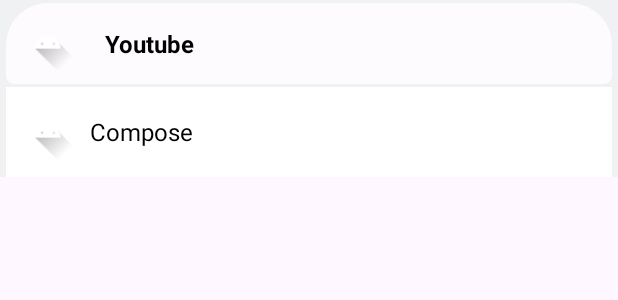
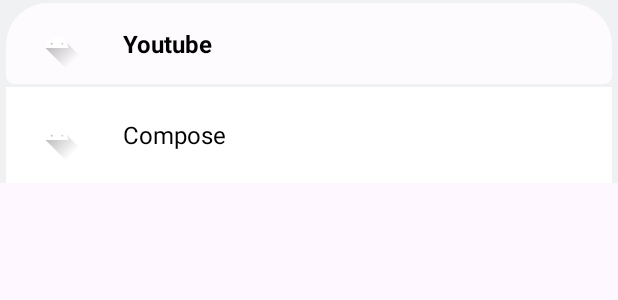
Before and after one commit to EsmaeeilMoradi/AppSearchSample, an Android app: the layout viewholder_shortcut.xml on its own in the app's theme, with its tools: preview values and no code run, on a phone screen of 412 x 824 dp. Shown: the top 300 px of the screen. Run offline under Robolectric (Android 15) with nearby library versions, the phone set to English and light mode, and no system bars.

Commit message:
Refactor: Improve viewholder_shortcut.xml,

```diff
--- a/app/src/main/res/layout/viewholder_shortcut.xml
+++ b/app/src/main/res/layout/viewholder_shortcut.xml
@@ -5,33 +5,32 @@
     android:id="@+id/layout_main"
     android:layout_width="match_parent"
     android:layout_height="wrap_content"
-
+    android:orientation="vertical"
     android:paddingStart="4dp"
     android:paddingEnd="4dp"
-    android:orientation="vertical"
     tools:background="#EFF1F2">
 
     <LinearLayout
         android:id="@+id/layout_tittle"
         android:layout_width="match_parent"
         android:layout_height="wrap_content"
+        android:layout_marginTop="2dp"
+        android:layout_marginBottom="2dp"
         android:background="@drawable/lmo_preference_background_top"
         android:orientation="horizontal"
         android:paddingLeft="4dp"
-        android:paddingRight="4dp"
-        android:layout_marginTop="2dp"
-        android:layout_marginBottom="2dp"
-        >
+        android:paddingRight="4dp">
 
         <ImageView
             android:id="@+id/img_app_icon"
-            android:layout_width="40dp"
-            android:layout_height="40dp"
+            android:layout_width="44dp"
+            android:layout_height="44dp"
             android:layout_gravity="center"
-            android:layout_marginStart="4dp"
-            android:layout_marginEnd="4dp"
-            tools:src="@drawable/ic_launcher_foreground"
-            android:contentDescription="show icon from search by shortcut"/>
+            android:layout_marginStart="8dp"
+            android:layout_marginEnd="8dp"
+            android:padding="4dp"
+            android:contentDescription="show icon from search by shortcut"
+            tools:src="@drawable/ic_launcher_foreground" />
 
         <TextView
             android:id="@+id/txt_app_name"
@@ -75,13 +74,14 @@
 
             <ImageView
                 android:id="@+id/img_shortcut_icon"
-                android:layout_width="40dp"
-                android:layout_height="40dp"
+                android:layout_width="44dp"
+                android:layout_height="44dp"
                 android:layout_alignParentStart="true"
                 android:layout_gravity="center_vertical"
-                android:layout_marginStart="4dp"
-                android:layout_marginEnd="4dp"
+                android:layout_marginStart="8dp"
+                android:layout_marginEnd="8dp"
                 android:contentDescription="Icon"
+                android:padding="4dp"
                 tools:src="@drawable/ic_launcher_foreground" />
 
             <TextView
@@ -89,8 +89,10 @@
                 android:layout_width="wrap_content"
                 android:layout_height="wrap_content"
                 android:layout_gravity="center_vertical"
-                android:layout_marginStart="4dp"
-                android:layout_marginEnd="4dp"
+                android:layout_marginTop="4dp"
+                android:layout_marginBottom="4dp"
+                android:paddingStart="14dp"
+                android:paddingEnd="8dp"
                 android:gravity="center"
                 android:textColor="#000000"
                 android:textSize="16sp"
```
Also changed, not shown: app/src/main/java/com/esm/appsearchsample/adapter/TypeFactoryForList.java (+4 -4 lines), app/src/main/java/com/esm/appsearchsample/adapter/viewholders/ShortcutViewHolder.java (renamed from app/src/main/java/com/esm/appsearchsample/adapter/viewholders/GlobalViewHolder.java, +16 -10 lines).
